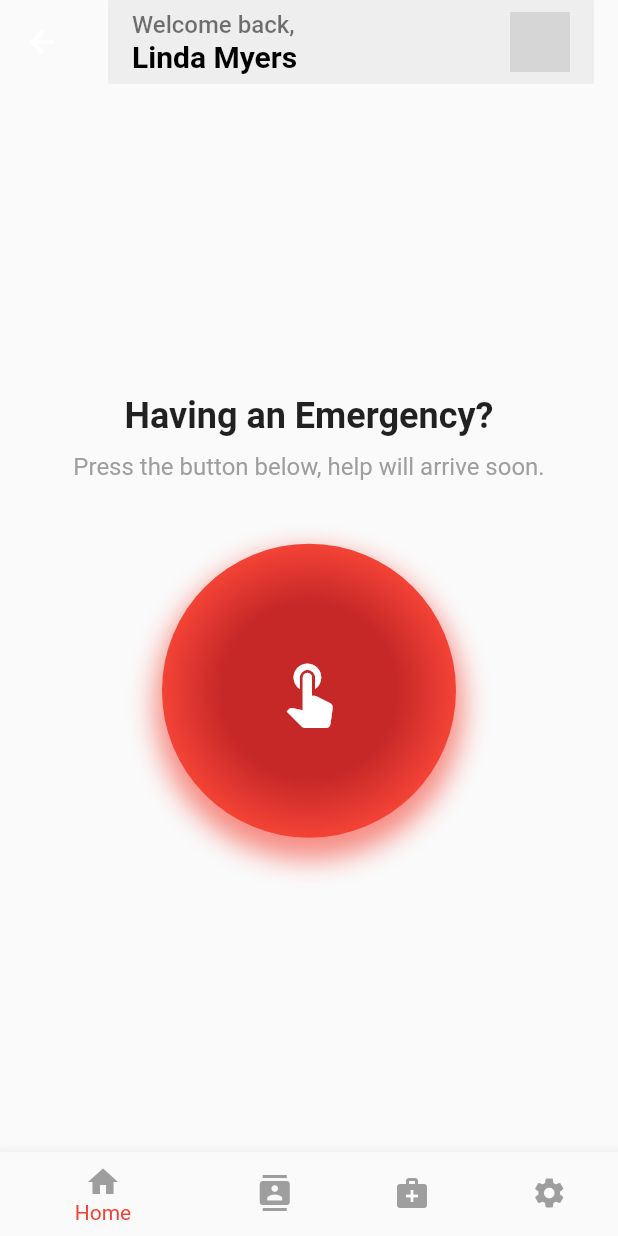
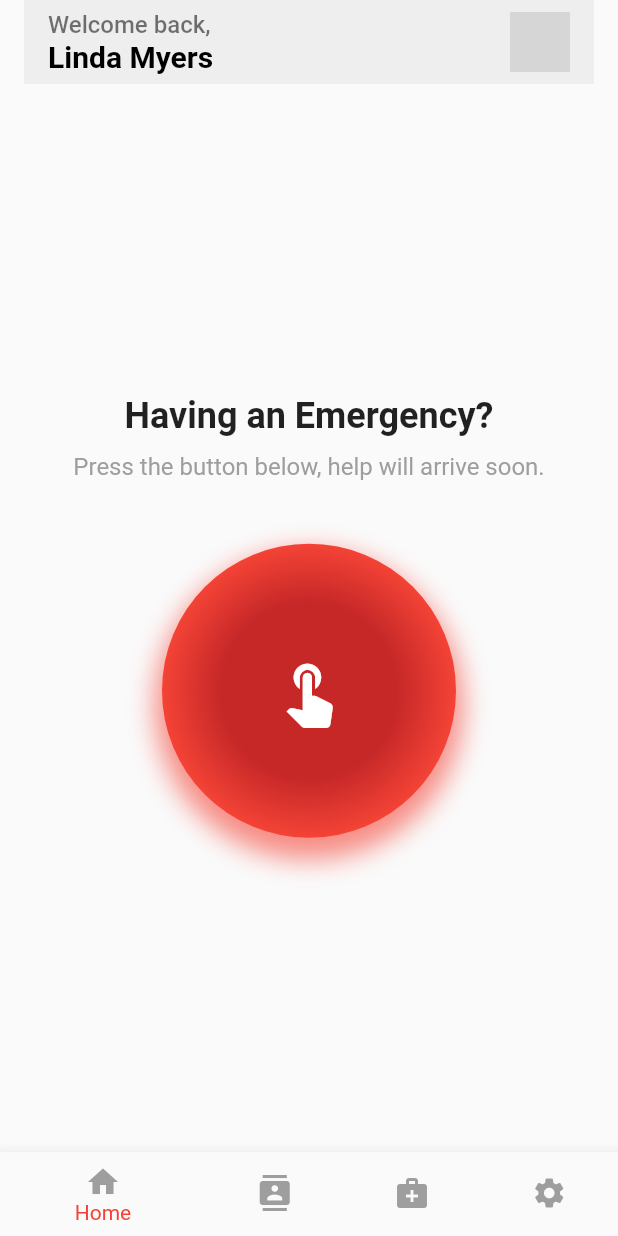
Before and after one commit to Mostafa-Mohamed4932/caremergencyswiftresponse, a Flutter app: the EmergencyHomeScreen screen opened directly, on a phone screen of 412 x 824 dp. Run offline on Flutter 3.47's test engine with Material 2 defaults, Android fonts, the phone set to English and light mode, and no system bars; our stand-ins replace cloud_firestore, firebase_core; accounts and stored records are empty; network calls fail; grey boxes are pictures that could not be loaded.

Commit message:
Moved the Username text to the left

```diff
--- a/lib/home_screen.dart
+++ b/lib/home_screen.dart
@@ -46,22 +46,23 @@ class _EmergencyHomeScreenState extends State<EmergencyHomeScreen> with SingleTi
       appBar: AppBar(
         backgroundColor: Colors.transparent,
         elevation: 0,
+        automaticallyImplyLeading: false, // Removes the back arrow
         title: Container(
+          width: double.infinity, // Full width background
           padding: EdgeInsets.all(16),
-          decoration: BoxDecoration(
-            color: Colors.grey.shade200, // Light grayish background
-            borderRadius: BorderRadius.circular(12), // Smooth rounded edges
-          ),
+          color: Colors.grey.shade200, // Light gray background
           child: Row(
+            crossAxisAlignment: CrossAxisAlignment.center, // Ensure vertical centering
             children: [
-              Column(
-                crossAxisAlignment: CrossAxisAlignment.start,
-                children: [
-                  Text('Welcome back,', style: TextStyle(fontSize: 16, color: Colors.black54)),
-                  Text('Linda Myers', style: TextStyle(fontSize: 20, color: Colors.black, fontWeight: FontWeight.bold)),
-                ],
+              Expanded(
+                child: Column(
+                  crossAxisAlignment: CrossAxisAlignment.start, // Align text to the left
+                  children: [
+                    Text('Welcome back,', style: TextStyle(fontSize: 16, color: Colors.black54)),
+                    Text('Linda Myers', style: TextStyle(fontSize: 20, color: Colors.black, fontWeight: FontWeight.bold)),
+                  ],
+                ),
               ),
-              Spacer(),
               CircleAvatar(
                 backgroundImage: NetworkImage('https://example.com/profile_picture.png'), // Replace with a valid image or fallback to guest icon
                 onBackgroundImageError: (_, __) {
```
